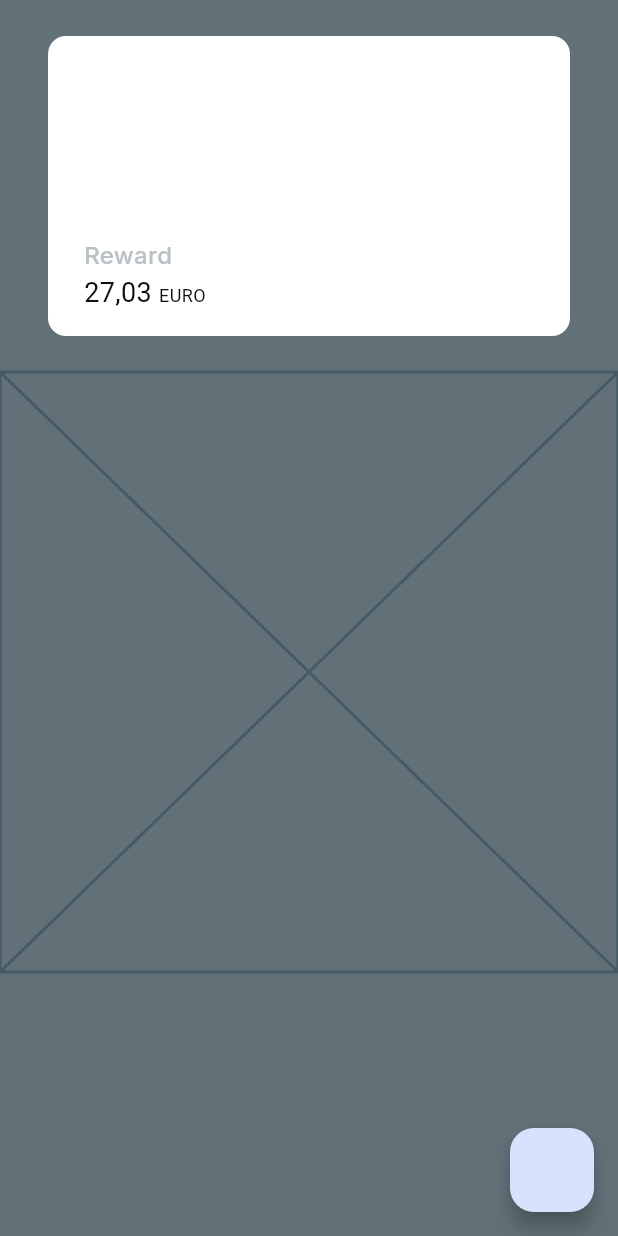
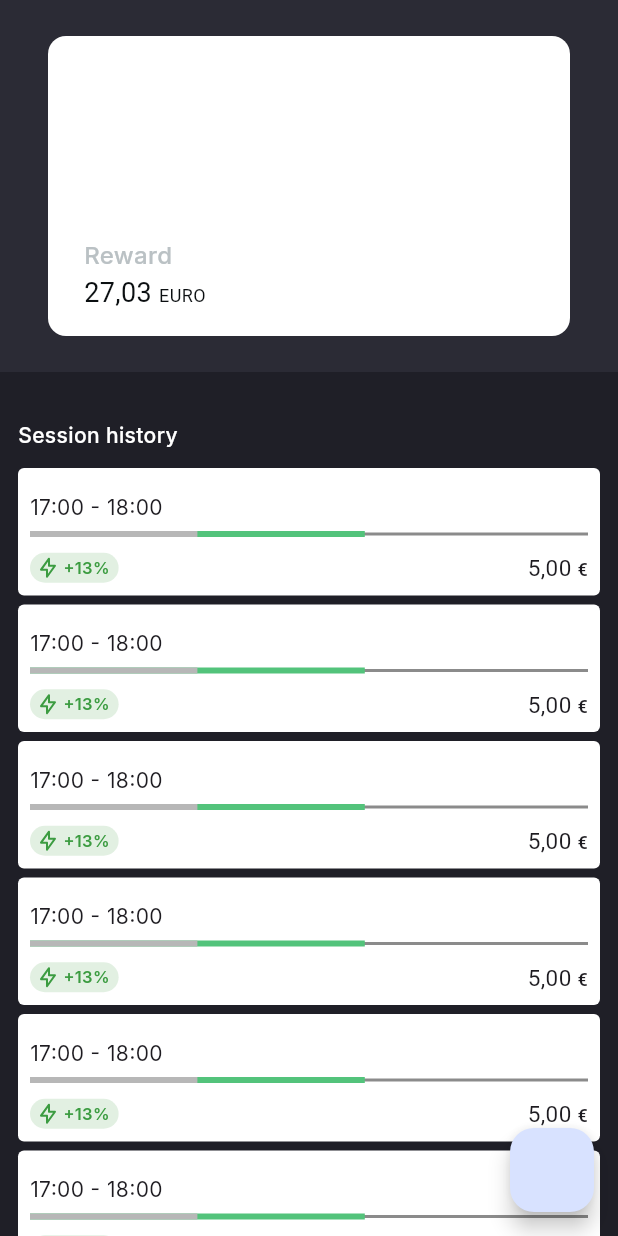
Before and after one commit to inthepocket/Elia-Hackathon-2024, a Flutter app: the screen it shows after launch, on a phone screen of 412 x 824 dp. Run offline on Flutter 3.47's test engine with Material 3 defaults, Android fonts, the phone set to English and light mode, and no system bars; our stand-ins replace dio, equatable, flutter_map, flutter_riverpod, flutter_svg, go_router and 5 more; missing offline and left inert: flutter_map_cancellable_tile_provider, flutter_map_location_marker, wolt_modal_sheet; generated files the repository leaves out were written again; network calls fail.

Commit message:
Create session history list

```diff
--- a/lib/packages/features/home/src/presentation/screen/components/profile_card.dart
+++ b/lib/packages/features/home/src/presentation/screen/components/profile_card.dart
@@ -8,7 +8,15 @@ class ProfileCard extends StatelessWidget {
 
   @override
   Widget build(BuildContext context) {
-    return Container(
+    return DecoratedBox(
+      decoration: const BoxDecoration(
+        color: Color(0xFF2B2B35),
+      ),
+      child: SafeArea(
+        left: false,
+        right: false,
+        bottom: false,
+        child: Container(
           height: 200.0,
           decoration: const BoxDecoration(
             color: PrimitiveColorTokens.white,
@@ -69,6 +77,8 @@ class ProfileCard extends StatelessWidget {
               ],
             ),
           ),
+        ),
+      ),
     );
   }
 }
--- a/lib/packages/features/home/src/presentation/screen/home_screen.dart
+++ b/lib/packages/features/home/src/presentation/screen/home_screen.dart
@@ -28,7 +28,7 @@ class _HomeScreenState extends ConsumerState<HomeScreen> {
   @override
   Widget build(BuildContext context) {
     return Scaffold(
-      backgroundColor: PrimitiveColorTokens.gray400,
+      backgroundColor: const Color(0xFF1F1F27),
       body: const _Body(),
       floatingActionButton: FloatingActionButton(
         onPressed: () {
@@ -83,14 +83,13 @@ class _Body extends StatelessWidget {
 
   @override
   Widget build(BuildContext context) {
-    return const SafeArea(
-      child: SingleChildScrollView(
-        child: Column(
-          children: [
-            ProfileCard(),
-            _ChargingSessionsSection(),
-          ],
-        ),
+    return const SingleChildScrollView(
+      physics: ClampingScrollPhysics(),
+      child: Column(
+        children: [
+          ProfileCard(),
+          _ChargingSessionsSection(),
+        ],
       ),
     );
   }
@@ -101,6 +100,171 @@ class _ChargingSessionsSection extends StatelessWidget {
 
   @override
   Widget build(BuildContext context) {
-    return const Placeholder();
+    return const SafeArea(
+      left: false,
+      top: false,
+      right: false,
+      child: Padding(
+        padding: EdgeInsets.fromLTRB(12.0, 32.0, 12.0, 16.0),
+        child: Column(
+          crossAxisAlignment: CrossAxisAlignment.start,
+          children: [
+            Text(
+              'Session history',
+              style: TextStyle(
+                fontSize: 14.0,
+                fontWeight: FontWeight.w500,
+                color: Colors.white,
+              ),
+            ),
+            SizedBox(height: 12.0),
+            _ChargingSessions(),
+          ],
+        ),
+      ),
+    );
   }
 }
+
+class _ChargingSessions extends StatelessWidget {
+  const _ChargingSessions({super.key});
+
+  @override
+  Widget build(BuildContext context) {
+    return const Column(
+      children: [
+        ChargingSessionContainer(
+          child: ChargingSessionBody(
+            startTime: '17:00',
+            endTime: '18:00',
+            kmBeforeCharging: 100.0,
+            kmAfterCharing: 150.0,
+            maxKm: 400.0,
+            amountSaved: '5,00',
+            currencySymbol: '€',
+          ),
+        ),
+        SizedBox(height: 6.0),
+        ChargingSessionContainer(
+          child: ChargingSessionBody(
+            startTime: '17:00',
+            endTime: '18:00',
+            kmBeforeCharging: 100.0,
+            kmAfterCharing: 150.0,
+            maxKm: 400.0,
+            amountSaved: '5,00',
+            currencySymbol: '€',
+          ),
+        ),
+        SizedBox(height: 6.0),
+        ChargingSessionContainer(
+          child: ChargingSessionBody(
+            startTime: '17:00',
+            endTime: '18:00',
+            kmBeforeCharging: 100.0,
+            kmAfterCharing: 150.0,
+            maxKm: 400.0,
+            amountSaved: '5,00',
+            currencySymbol: '€',
+          ),
+        ),
+        SizedBox(height: 6.0),
+        ChargingSessionContainer(
+          child: ChargingSessionBody(
+            startTime: '17:00',
+            endTime: '18:00',
+            kmBeforeCharging: 100.0,
+            kmAfterCharing: 150.0,
+            maxKm: 400.0,
+            amountSaved: '5,00',
+            currencySymbol: '€',
+          ),
+        ),
+        SizedBox(height: 6.0),
+        ChargingSessionContainer(
+          child: ChargingSessionBody(
+            startTime: '17:00',
+            endTime: '18:00',
+            kmBeforeCharging: 100.0,
+            kmAfterCharing: 150.0,
+            maxKm: 400.0,
+            amountSaved: '5,00',
+            currencySymbol: '€',
+          ),
+        ),
+        SizedBox(height: 6.0),
+        ChargingSessionContainer(
+          child: ChargingSessionBody(
+            startTime: '17:00',
+            endTime: '18:00',
+            kmBeforeCharging: 100.0,
+            kmAfterCharing: 150.0,
+            maxKm: 400.0,
+            amountSaved: '5,00',
+            currencySymbol: '€',
+          ),
+        ),
+        SizedBox(height: 6.0),
+        ChargingSessionContainer(
+          child: ChargingSessionBody(
+            startTime: '17:00',
+            endTime: '18:00',
+            kmBeforeCharging: 100.0,
+            kmAfterCharing: 150.0,
+            maxKm: 400.0,
+            amountSaved: '5,00',
+            currencySymbol: '€',
+          ),
+        ),
+        SizedBox(height: 6.0),
+        ChargingSessionContainer(
+          child: ChargingSessionBody(
+            startTime: '17:00',
+            endTime: '18:00',
+            kmBeforeCharging: 100.0,
+            kmAfterCharing: 150.0,
+            maxKm: 400.0,
+            amountSaved: '5,00',
+            currencySymbol: '€',
+          ),
+        ),
+        SizedBox(height: 6.0),
+        ChargingSessionContainer(
+          child: ChargingSessionBody(
+            startTime: '17:00',
+            endTime: '18:00',
+            kmBeforeCharging: 100.0,
+            kmAfterCharing: 150.0,
+            maxKm: 400.0,
+            amountSaved: '5,00',
+            currencySymbol: '€',
+          ),
+        ),
+        SizedBox(height: 6.0),
+        ChargingSessionContainer(
+          child: ChargingSessionBody(
+            startTime: '17:00',
+            endTime: '18:00',
+            kmBeforeCharging: 100.0,
+            kmAfterCharing: 150.0,
+            maxKm: 400.0,
+            amountSaved: '5,00',
+            currencySymbol: '€',
+          ),
+        ),
+        SizedBox(height: 6.0),
+        ChargingSessionContainer(
+          child: ChargingSessionBody(
+            startTime: '17:00',
+            endTime: '18:00',
+            kmBeforeCharging: 100.0,
+            kmAfterCharing: 150.0,
+            maxKm: 400.0,
+            amountSaved: '5,00',
+            currencySymbol: '€',
+          ),
+        ),
+      ],
+    );
+  }
+}
--- /dev/null
+++ b/lib/packages/ui_components/src/components/charging_session_body.dart
@@ -0,0 +1,196 @@
+import 'package:flutter/material.dart';
+import 'package:flutter_riverpod/flutter_riverpod.dart';
+import 'package:flutter_svg/svg.dart';
+
+import '../di/pods.dart';
+
+class ChargingSessionBody extends StatelessWidget {
+  final String startTime;
+  final String endTime;
+  final double kmBeforeCharging;
+  final double kmAfterCharing;
+  final double maxKm;
+  final String amountSaved;
+  final String currencySymbol;
+
+  const ChargingSessionBody({
+    super.key,
+    required this.startTime,
+    required this.endTime,
+    required this.kmBeforeCharging,
+    required this.kmAfterCharing,
+    required this.maxKm,
+    required this.amountSaved,
+    required this.currencySymbol,
+  });
+
+  @override
+  Widget build(BuildContext context) {
+    final chargedPercentage = (kmAfterCharing - kmBeforeCharging) / maxKm * 100;
+
+    return Column(
+      mainAxisSize: MainAxisSize.min,
+      crossAxisAlignment: CrossAxisAlignment.start,
+      children: [
+        _SessionPeriod(
+          startTime: startTime,
+          endTime: endTime,
+        ),
+        const SizedBox(height: 8.0),
+        const _ChargingState(),
+        const SizedBox(height: 8.0),
+        Row(
+          mainAxisSize: MainAxisSize.max,
+          mainAxisAlignment: MainAxisAlignment.spaceBetween,
+          children: [
+            _ChargedChip(
+              chargedPercentage: chargedPercentage,
+            ),
+            _AmountSaved(
+              amountSaved: amountSaved,
+              currencySymbol: currencySymbol,
+            ),
+          ],
+        ),
+      ],
+    );
+  }
+}
+
+class _SessionPeriod extends StatelessWidget {
+  final String startTime;
+  final String endTime;
+
+  const _SessionPeriod({
+    required this.startTime,
+    required this.endTime,
+  });
+
+  @override
+  Widget build(BuildContext context) {
+    return Text(
+      '$startTime - $endTime',
+      style: const TextStyle(
+        fontSize: 14,
+        fontWeight: FontWeight.w400,
+      ),
+    );
+  }
+}
+
+class _ChargingState extends StatelessWidget {
+  const _ChargingState({super.key});
+
+  @override
+  Widget build(BuildContext context) {
+    return const SizedBox(
+      height: 4.0,
+      width: double.infinity,
+      child: CustomPaint(
+        painter: _ChargingStatePainter(),
+      ),
+    );
+  }
+}
+
+class _ChargingStatePainter extends CustomPainter {
+  const _ChargingStatePainter();
+
+  @override
+  void paint(Canvas canvas, Size size) {
+    final paint = Paint()
+      ..color = const Color(0xFF8B8B8B)
+      ..strokeWidth = 2.0;
+
+    const lineStart = Offset(0.0, 0.0);
+
+    final maxKmEnd = Offset(size.width, 0.0);
+    canvas.drawLine(lineStart, maxKmEnd, paint);
+
+    final kmAfterChargingEnd = Offset(size.width * 0.6, 0.0);
+    paint.strokeWidth = 4.0;
+    paint.color = const Color(0xFF53C37B);
+    canvas.drawLine(lineStart, kmAfterChargingEnd, paint);
+
+    final kmBeforeChargingEnd = Offset(size.width * 0.3, 0.0);
+    paint.color = const Color(0xFFB7B7B7);
+    canvas.drawLine(lineStart, kmBeforeChargingEnd, paint);
+  }
+
+  @override
+  bool shouldRepaint(_ChargingStatePainter oldDelegate) => true;
+}
+
+class _ChargedChip extends ConsumerWidget {
+  final double chargedPercentage;
+
+  const _ChargedChip({
+    required this.chargedPercentage,
+  });
+
+  @override
+  Widget build(BuildContext context, WidgetRef ref) {
+    final assetsProvider = ref.watch(assetsProviderProvider);
+
+    return Container(
+      padding: const EdgeInsets.fromLTRB(4.0, 2.0, 6.0, 2.0),
+      decoration: BoxDecoration(
+        color: const Color(0xFFE2F0E2),
+        borderRadius: BorderRadius.circular(20.0),
+      ),
+      child: Row(
+        mainAxisSize: MainAxisSize.min,
+        children: [
+          SvgPicture.asset(
+            assetsProvider.iconBolt,
+            colorFilter: const ColorFilter.mode(
+              Color(0xFF3C9C41),
+              BlendMode.dstIn,
+            ),
+          ),
+          const SizedBox(width: 2.0),
+          Text(
+            '+${chargedPercentage.round()}%',
+            style: const TextStyle(
+              fontSize: 11,
+              fontWeight: FontWeight.w600,
+              color: Color(0xFF3C9C41),
+            ),
+          ),
+        ],
+      ),
+    );
+  }
+}
+
+class _AmountSaved extends StatelessWidget {
+  final String amountSaved;
+  final String currencySymbol;
+
+  const _AmountSaved({
+    required this.amountSaved,
+    required this.currencySymbol,
+  });
+
+  @override
+  Widget build(BuildContext context) {
+    return Text.rich(
+      TextSpan(
+        text: '$amountSaved ',
+        style: const TextStyle(
+          fontSize: 15,
+          fontWeight: FontWeight.w400,
+        ),
+        children: [
+          TextSpan(
+            text: currencySymbol,
+            style: const TextStyle(
+              fontSize: 12,
+              fontWeight: FontWeight.w500,
+            ),
+          ),
+        ],
+      ),
+    );
+  }
+}
--- /dev/null
+++ b/lib/packages/ui_components/src/components/charging_session_container.dart
@@ -0,0 +1,22 @@
+import 'package:flutter/material.dart';
+
+class ChargingSessionContainer extends StatelessWidget {
+  final Widget child;
+
+  const ChargingSessionContainer({
+    super.key,
+    required this.child,
+  });
+
+  @override
+  Widget build(BuildContext context) {
+    return Container(
+      padding: const EdgeInsets.fromLTRB(8.0, 16.0, 8.0, 8.0),
+      decoration: BoxDecoration(
+        borderRadius: BorderRadius.circular(4.0),
+        color: Colors.white,
+      ),
+      child: child,
+    );
+  }
+}
--- /dev/null
+++ b/lib/packages/ui_components/src/di/pods.dart
@@ -0,0 +1,10 @@
+import 'package:riverpod_annotation/riverpod_annotation.dart';
+
+import '../providers/assets_provider.dart';
+
+part 'pods.g.dart';
+
+@riverpod
+AssetsProvider assetsProvider(AssetsProviderRef ref) {
+  return AssetsProviderImpl();
+}
--- /dev/null
+++ b/lib/packages/ui_components/src/providers/assets_provider.dart
@@ -0,0 +1,8 @@
+abstract class AssetsProvider {
+  String get iconBolt;
+}
+
+class AssetsProviderImpl implements AssetsProvider {
+  @override
+  String get iconBolt => 'assets/icons/icon_bolt.svg';
+}
--- a/lib/packages/ui_components/ui_components.dart
+++ b/lib/packages/ui_components/ui_components.dart
@@ -1,3 +1,7 @@
 export 'src/tokens/primitive_color_tokens.dart';
 export 'src/tokens/spacing_tokens.dart';
 export 'src/components/primary_button.dart';
+export 'src/providers/assets_provider.dart' show AssetsProvider;
+export 'src/di/pods.dart';
+export 'src/components/charging_session_body.dart';
+export 'src/components/charging_session_container.dart';
```
Also changed, not shown: pubspec.yaml (+4 -4 lines), assets/icons/icon_bolt.svg (added), lib/packages/ui_components/src/di/pods.g.dart (added). Lines whose indentation alone changed are shown as unchanged.
